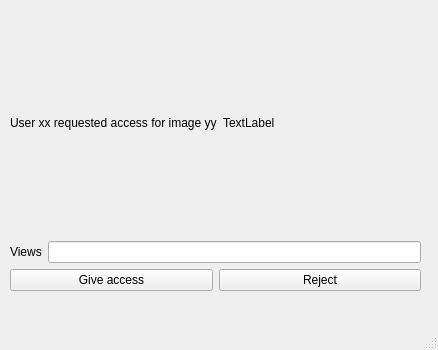
First picture: the form in viewsrequests.ui, repository osamahammad21/Distributed, before the edit.
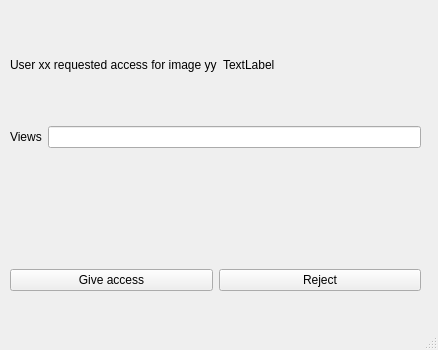
Second picture: the form after the edit.

Diff of the .ui file:
```diff
--- a/viewsrequests.ui
+++ b/viewsrequests.ui
@@ -56,6 +56,16 @@
        </item>
       </layout>
      </item>
+     <item>
+      <widget class="QLabel" name="label_status">
+       <property name="enabled">
+        <bool>true</bool>
+       </property>
+       <property name="text">
+        <string/>
+       </property>
+      </widget>
+     </item>
      <item>
       <layout class="QHBoxLayout" name="horizontalLayout_3">
        <item>
```
